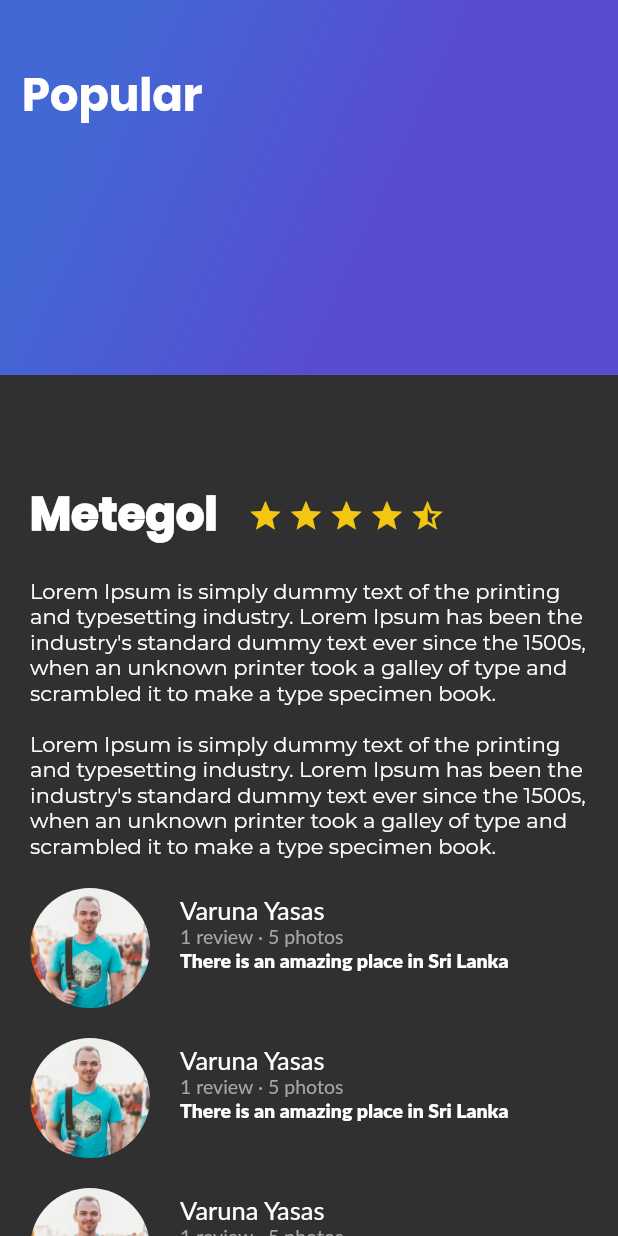
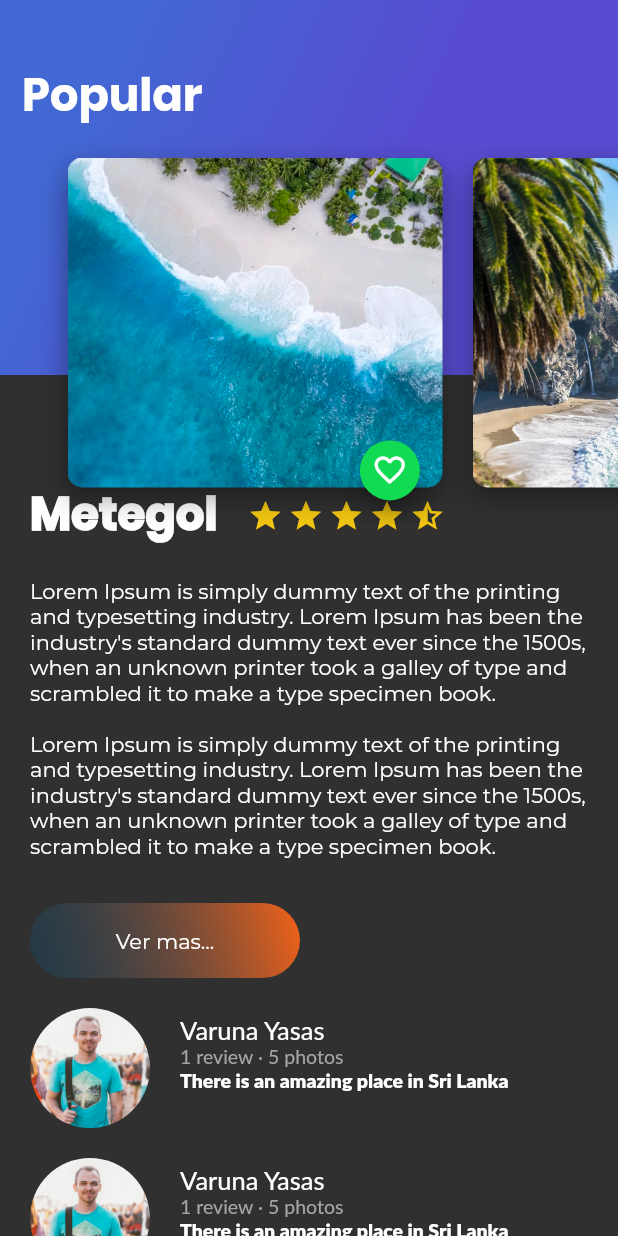
Before and after one commit to fsiatama/Flutter-Course, a Flutter app: the screen it shows after launch, on a phone screen of 412 x 824 dp. Run offline on Flutter 3.47's test engine with Material 2 defaults, Android fonts, the phone set to English and light mode, and no system bars; Roboto replaces fonts that are missing (Lato).

Commit message:
add floatingActionButton

```diff
--- /dev/null
+++ b/lib/button_purple.dart
@@ -0,0 +1,46 @@
+import 'package:flutter/material.dart';
+
+class ButtonPurple extends StatelessWidget {
+  String buttonText = "Navigate";
+  ButtonPurple(this.buttonText);
+
+  @override
+  Widget build(BuildContext context) {
+    // TODO: implement build
+    return InkWell(
+      onTap: () {
+        Scaffold.of(context).showSnackBar(
+            SnackBar(
+              content: Text("Navegando...."),
+            )
+        );
+      },
+      child: Container(
+        margin: EdgeInsets.only(
+          top: 30.0,
+          left: 20.0,
+          right: 20.0
+        ),
+        height: 50.0,
+        width: 180.0,
+        decoration: BoxDecoration(
+          borderRadius: BorderRadius.circular(30.0),
+            gradient: new LinearGradient(
+                begin: FractionalOffset.bottomLeft,
+                end: FractionalOffset.topRight,
+                colors: [
+                  const Color(0x5a0b486b),
+                  const Color(0xFFF56217),
+                ]
+            )
+        ),
+        child: Center(
+          child: Text(
+            buttonText,
+            style: Theme.of(context).textTheme.body1,
+          ),
+        ),
+      ),
+    );
+  }
+}
--- a/lib/card_image.dart
+++ b/lib/card_image.dart
@@ -1,4 +1,5 @@
 import 'package:flutter/material.dart';
+import 'floating_action_button_green.dart';
 
 class CardImage extends StatelessWidget {
 
@@ -33,6 +34,13 @@ class CardImage extends StatelessWidget {
         )
     );
 
-    return card;
+    return Stack(
+      alignment: Alignment(0.9, 1.1),
+      children: <Widget>[
+        card,
+        FloatinActionButtonGreen()
+      ],
+
+    );
   }
 }
--- /dev/null
+++ b/lib/card_image_list.dart
@@ -0,0 +1,22 @@
+import 'package:flutter/material.dart';
+import 'card_image.dart';
+
+class CardImageList extends StatelessWidget {
+  @override
+  Widget build(BuildContext context) {
+    // TODO: implement build
+    return Container(
+      height: 350.0,
+      child: ListView(
+        padding: EdgeInsets.all(25.0),
+        scrollDirection: Axis.horizontal,
+        children: <Widget>[
+          CardImage("assets/img/beach.webp"),
+          CardImage("assets/img/beach_palm.jpeg"),
+          CardImage("assets/img/mountain.jpeg"),
+          CardImage("assets/img/river.jpeg"),
+        ],
+      ),
+    );
+  }
+}
--- a/lib/description_place.dart
+++ b/lib/description_place.dart
@@ -1,4 +1,5 @@
 import 'package:flutter/material.dart';
+import 'button_purple.dart';
 
 class DescriptionPlace extends StatelessWidget {
 
@@ -100,9 +101,11 @@ class DescriptionPlace extends StatelessWidget {
     );
 
     return Column(
+      crossAxisAlignment: CrossAxisAlignment.start,
       children: <Widget>[
         title_stars,
-        description
+        description,
+        ButtonPurple("Ver mas...")
       ],
     );
 
--- /dev/null
+++ b/lib/floating_action_button_green.dart
@@ -0,0 +1,35 @@
+import 'package:flutter/material.dart';
+
+class FloatinActionButtonGreen extends StatefulWidget {
+  @override
+  State<StatefulWidget> createState() {
+    // TODO: implement createState
+    return _FloatinActionButtonGreen();
+  }
+}
+
+class _FloatinActionButtonGreen extends State<FloatinActionButtonGreen> {
+
+  void onPressedFav() {
+    Scaffold.of(context).showSnackBar(
+        SnackBar(
+          content: Text("Agregando a tus favoritos...."),
+        )
+    );
+  }
+
+  @override
+  Widget build(BuildContext context) {
+    // TODO: implement build
+    return FloatingActionButton(
+      backgroundColor: Color(0xFF11DA53),
+      mini: true,
+      tooltip: "Fav",
+      onPressed: onPressedFav,
+      child: Icon(
+        Icons.favorite_border
+      )
+    );
+
+  }
+}
--- /dev/null
+++ b/lib/header_appbar.dart
@@ -0,0 +1,16 @@
+import 'package:flutter/material.dart';
+import 'gradient_back.dart';
+import 'card_image_list.dart';
+
+class HeaderAppbar extends StatelessWidget {
+  @override
+  Widget build(BuildContext context) {
+    // TODO: implement build
+    return Stack(
+      children: <Widget>[
+        GradientBack("Popular"),
+        CardImageList()
+      ],
+    );
+  }
+}
--- a/lib/main.dart
+++ b/lib/main.dart
@@ -1,7 +1,7 @@
 import 'package:flutter/material.dart';
 import 'description_place.dart';
 import 'review_list.dart';
-import 'gradient_back.dart';
+import 'header_appbar.dart';
 
 void main() => runApp(MyApp());
 
@@ -39,7 +39,7 @@ class MyApp extends StatelessWidget {
                   ReviewList()
                 ],
               ),
-              GradientBack("Popular"),
+              HeaderAppbar(),
             ],
           )
         ) //MyHomePage(title: 'Flutter Demo Home Page'),
```
